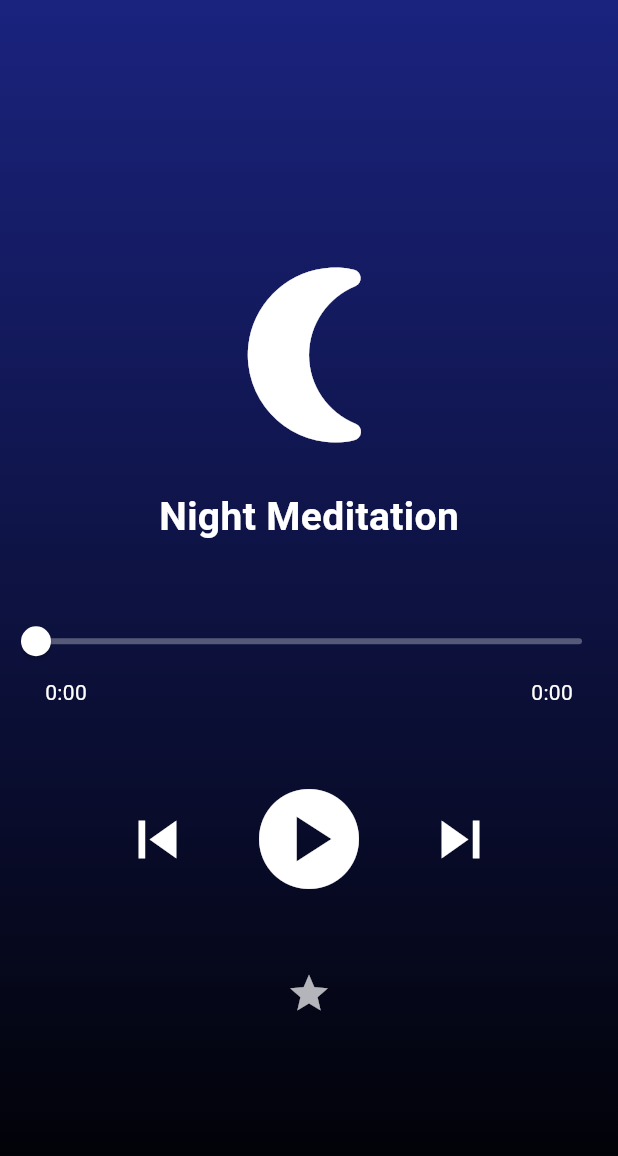
After one commit to sumit-gupta-25/souled-space-application, a Flutter app: the MeditationMusicPage screen opened by its route, after a tap on the "skip previous" icon, after a tap on the "pause circle" icon, on a phone screen of 412 x 824 dp. The commit adds this screen. Shown: the top 1156 px of the screen. Run offline on Flutter 3.47's test engine with Material 3 defaults, Android fonts, the phone set to English and light mode, and no system bars; our stand-ins replace audioplayers, firebase_auth, firebase_core, firebase_database; accounts and stored records are empty.

Commit message:
feat(music):add meditative music

```diff
--- /dev/null
+++ b/lib/individual/meditation_music.dart
@@ -0,0 +1,293 @@
+import 'package:flutter/material.dart';
+import 'package:audioplayers/audioplayers.dart';
+
+class MeditationMusicPage extends StatefulWidget {
+  const MeditationMusicPage({super.key});
+
+  @override
+  State<MeditationMusicPage> createState() => _MeditationMusicPageState();
+}
+
+class _MeditationMusicPageState extends State<MeditationMusicPage> {
+
+  final AudioPlayer player = AudioPlayer();
+
+  int currentIndex = 0;
+  bool isPlaying = false;
+
+  Duration duration = Duration.zero;
+  Duration position = Duration.zero;
+
+  final List<Map<String, dynamic>> tracks = [
+
+    {
+      "title": "Forest Calm",
+      "url": "https://www.soundhelix.com/examples/mp3/SoundHelix-Song-1.mp3",
+      "color": Colors.green,
+      "icon": Icons.park,
+      "gradient": [Color(0xFF2E7D32), Color(0xFF81C784)]
+    },
+
+    {
+      "title": "Deep Relaxation",
+      "url": "https://www.soundhelix.com/examples/mp3/SoundHelix-Song-2.mp3",
+      "color": Color(0xFF6D4C41),
+      "icon": Icons.spa,
+      "gradient": [Color(0xFF4E342E), Color(0xFFA1887F)]
+    },
+
+    {
+      "title": "Soft Piano",
+      "url": "https://www.soundhelix.com/examples/mp3/SoundHelix-Song-3.mp3",
+      "color": Colors.black,
+      "icon": Icons.piano,
+      "gradient": [Colors.black, Colors.grey]
+    },
+
+    {
+      "title": "Ocean Breathing",
+      "url": "https://www.soundhelix.com/examples/mp3/SoundHelix-Song-4.mp3",
+      "color": Colors.teal,
+      "icon": Icons.water,
+      "gradient": [Color(0xFF00695C), Color(0xFF4DB6AC)]
+    },
+
+    {
+      "title": "Night Meditation",
+      "url": "https://www.soundhelix.com/examples/mp3/SoundHelix-Song-5.mp3",
+      "color": Colors.indigo,
+      "icon": Icons.nightlight_round,
+      "gradient": [Color(0xFF1A237E), Colors.black]
+    }
+
+  ];
+
+  @override
+  void initState() {
+    super.initState();
+
+    player.onDurationChanged.listen((d) {
+      setState(() => duration = d);
+    });
+
+    player.onPositionChanged.listen((p) {
+      setState(() => position = p);
+    });
+  }
+
+  Future<void> playMusic() async {
+
+    await player.play(
+      UrlSource(tracks[currentIndex]["url"]),
+    );
+
+    setState(() {
+      isPlaying = true;
+    });
+  }
+
+  Future<void> pauseMusic() async {
+
+    await player.pause();
+
+    setState(() {
+      isPlaying = false;
+    });
+  }
+
+  void nextMusic() {
+
+    setState(() {
+
+      if (currentIndex < tracks.length - 1) {
+        currentIndex++;
+      } else {
+        currentIndex = 0;
+      }
+
+    });
+
+    playMusic();
+  }
+
+  void previousMusic() {
+
+    setState(() {
+
+      if (currentIndex > 0) {
+        currentIndex--;
+      } else {
+        currentIndex = tracks.length - 1;
+      }
+
+    });
+
+    playMusic();
+  }
+
+  String formatTime(Duration d) {
+
+    String minutes = d.inMinutes.remainder(60).toString();
+    String seconds = d.inSeconds.remainder(60).toString().padLeft(2, '0');
+
+    return "$minutes:$seconds";
+  }
+
+  @override
+  Widget build(BuildContext context) {
+
+    final track = tracks[currentIndex];
+
+    return Scaffold(
+
+      body: Container(
+
+        decoration: BoxDecoration(
+
+          gradient: LinearGradient(
+            colors: track["gradient"],
+            begin: Alignment.topCenter,
+            end: Alignment.bottomCenter,
+          ),
+
+        ),
+
+        child: SafeArea(
+
+          child: Column(
+
+            mainAxisAlignment: MainAxisAlignment.center,
+
+            children: [
+
+              const SizedBox(height: 20),
+
+              Icon(
+                track["icon"],
+                size: 140,
+                color: Colors.white,
+              ),
+
+              const SizedBox(height: 20),
+
+              Text(
+                track["title"],
+                style: const TextStyle(
+                  fontSize: 26,
+                  fontWeight: FontWeight.bold,
+                  color: Colors.white,
+                ),
+              ),
+
+              const SizedBox(height: 40),
+
+              Slider(
+                activeColor: Colors.white,
+                inactiveColor: Colors.white30,
+                min: 0,
+                max: duration.inSeconds.toDouble() == 0
+                    ? 1
+                    : duration.inSeconds.toDouble(),
+                value: position.inSeconds.toDouble().clamp(
+                    0,
+                    duration.inSeconds.toDouble() == 0
+                        ? 1
+                        : duration.inSeconds.toDouble()),
+                onChanged: (value) async {
+
+                  final pos = Duration(seconds: value.toInt());
+                  await player.seek(pos);
+
+                },
+              ),
+
+              Padding(
+                padding: const EdgeInsets.symmetric(horizontal: 30),
+
+                child: Row(
+                  mainAxisAlignment: MainAxisAlignment.spaceBetween,
+
+                  children: [
+
+                    Text(
+                      formatTime(position),
+                      style: const TextStyle(color: Colors.white),
+                    ),
+
+                    Text(
+                      formatTime(duration),
+                      style: const TextStyle(color: Colors.white),
+                    ),
+
+                  ],
+                ),
+              ),
+
+              const SizedBox(height: 40),
+
+              Row(
+
+                mainAxisAlignment: MainAxisAlignment.center,
+
+                children: [
+
+                  IconButton(
+                    iconSize: 50,
+                    color: Colors.white,
+                    icon: const Icon(Icons.skip_previous),
+                    onPressed: previousMusic,
+                  ),
+
+                  const SizedBox(width: 20),
+
+                  IconButton(
+                    iconSize: 80,
+                    color: Colors.white,
+                    icon: Icon(
+                      isPlaying
+                          ? Icons.pause_circle
+                          : Icons.play_circle,
+                    ),
+                    onPressed: () {
+
+                      if (isPlaying) {
+                        pauseMusic();
+                      } else {
+                        playMusic();
+                      }
+
+                    },
+                  ),
+
+                  const SizedBox(width: 20),
+
+                  IconButton(
+                    iconSize: 50,
+                    color: Colors.white,
+                    icon: const Icon(Icons.skip_next),
+                    onPressed: nextMusic,
+                  ),
+
+                ],
+              ),
+
+              if (track["title"] == "Night Meditation")
+
+                const Padding(
+                  padding: EdgeInsets.only(top: 40),
+
+                  child: Icon(
+                    Icons.star,
+                    color: Colors.white70,
+                    size: 30,
+                  ),
+                )
+
+            ],
+          ),
+
+        ),
+      ),
+    );
+  }
+}
--- a/lib/main.dart
+++ b/lib/main.dart
@@ -9,6 +9,8 @@ import 'package:souled_space_application/individual/stress_thermometer.dart';
 import 'package:souled_space_application/login.dart';
 import 'package:souled_space_application/register.dart';
 import 'firebase_options.dart';
+import 'package:souled_space_application/individual/meditation_music.dart';
+import 'package:souled_space_application/individual/breathing_meditation.dart';
 
 Future<void> main() async {
   WidgetsFlutterBinding.ensureInitialized();
@@ -35,6 +37,8 @@ class MainApp extends StatelessWidget {
         'stress_thermometer': (context) => const StressThermometer(),
         'anonymous_venting_wall': (context) => const AnonymousVentingWall(),
         'myjournals': (context) => const MyJournals(),
+        'meditation_music': (context) => const MeditationMusicPage(),
+        'breathing_meditation': (context) => const BreathToRecharge (),
       },
     );
   }
--- a/pubspec.yaml
+++ b/pubspec.yaml
@@ -14,6 +14,7 @@ dependencies:
   firebase_auth: ^5.3.0
   firebase_database: ^11.1.0
   http: ^1.1.0
+  audioplayers: ^6.0.0
 
 dev_dependencies:
   flutter_test:
```
Also changed, not shown: pubspec.lock, 6 other files.
